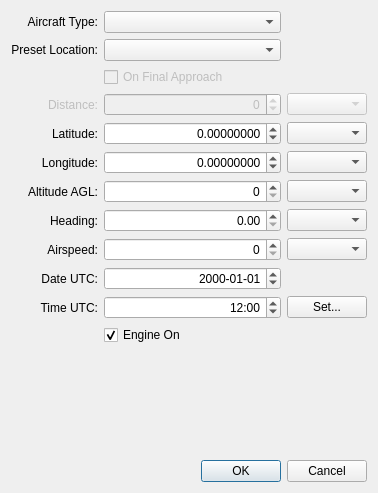
Before: the Qt Designer form src/gui/DialogInit.ui in marek-cel/mscsim-cc0, drawn with Qt 5.
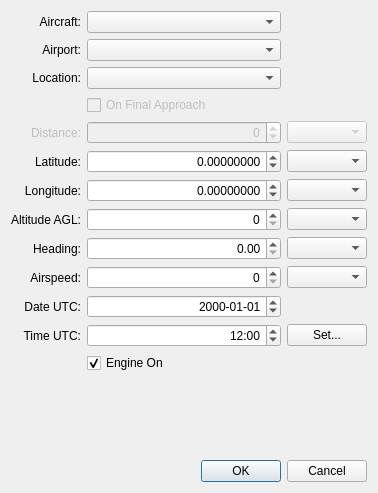
After: the same form once the commit is applied. Custom widgets are drawn as their Qt base class.

Commit message: autopilot, locations

Diff of the .ui file:
```diff
--- a/src/gui/DialogInit.ui
+++ b/src/gui/DialogInit.ui
@@ -20,7 +20,7 @@
    <bool>false</bool>
   </property>
   <layout class="QGridLayout" name="gridLayout">
-   <item row="11" column="1" colspan="2">
+   <item row="12" column="1" colspan="2">
     <widget class="QCheckBox" name="checkBoxEngineOn">
      <property name="text">
       <string>Engine On</string>
@@ -33,7 +33,7 @@
    <item row="0" column="0">
     <widget class="QLabel" name="labelAircraftType">
      <property name="text">
-      <string>Aircraft Type:</string>
+      <string>Aircraft:</string>
      </property>
      <property name="alignment">
       <set>Qt::AlignRight|Qt::AlignTrailing|Qt::AlignVCenter</set>
@@ -47,20 +47,20 @@
     <widget class="QComboBox" name="comboAircrafts"/>
    </item>
    <item row="1" column="0">
-    <widget class="QLabel" name="label">
+    <widget class="QLabel" name="labelAirport">
      <property name="text">
-      <string>Preset Location:</string>
+      <string>Airport:</string>
      </property>
      <property name="alignment">
       <set>Qt::AlignRight|Qt::AlignTrailing|Qt::AlignVCenter</set>
      </property>
      <property name="buddy">
-      <cstring>comboLocations</cstring>
+      <cstring>comboAirports</cstring>
      </property>
     </widget>
    </item>
    <item row="1" column="1">
-    <widget class="QComboBox" name="comboLocations">
+    <widget class="QComboBox" name="comboAirports">
      <property name="sizePolicy">
       <sizepolicy hsizetype="Preferred" vsizetype="Fixed">
        <horstretch>5</horstretch>
@@ -69,7 +69,7 @@
      </property>
     </widget>
    </item>
-   <item row="4" column="0">
+   <item row="5" column="0">
     <widget class="QLabel" name="labelInitLat">
      <property name="text">
       <string>Latitude:</string>
@@ -82,7 +82,7 @@
      </property>
     </widget>
    </item>
-   <item row="4" column="1">
+   <item row="5" column="1">
     <widget class="QDoubleSpinBox" name="spinInitLat">
      <property name="alignment">
       <set>Qt::AlignRight|Qt::AlignTrailing|Qt::AlignVCenter</set>
@@ -104,10 +104,10 @@
      </property>
     </widget>
    </item>
-   <item row="4" column="2">
+   <item row="5" column="2">
     <widget class="ComboUnitsAngle" name="comboInitLat"/>
    </item>
-   <item row="5" column="0">
+   <item row="6" column="0">
     <widget class="QLabel" name="labelInitLon">
      <property name="text">
       <string>Longitude:</string>
@@ -120,7 +120,7 @@
      </property>
     </widget>
    </item>
-   <item row="5" column="1">
+   <item row="6" column="1">
     <widget class="QDoubleSpinBox" name="spinInitLon">
      <property name="alignment">
       <set>Qt::AlignRight|Qt::AlignTrailing|Qt::AlignVCenter</set>
@@ -142,10 +142,10 @@
      </property>
     </widget>
    </item>
-   <item row="5" column="2">
+   <item row="6" column="2">
     <widget class="ComboUnitsAngle" name="comboInitLon"/>
    </item>
-   <item row="6" column="0">
+   <item row="7" column="0">
     <widget class="QLabel" name="labelInitAlt">
      <property name="text">
       <string>Altitude AGL:</string>
@@ -158,7 +158,7 @@
      </property>
     </widget>
    </item>
-   <item row="6" column="1">
+   <item row="7" column="1">
     <widget class="QDoubleSpinBox" name="spinInitAlt">
      <property name="alignment">
       <set>Qt::AlignRight|Qt::AlignTrailing|Qt::AlignVCenter</set>
@@ -180,10 +180,10 @@
      </property>
     </widget>
    </item>
-   <item row="6" column="2">
+   <item row="7" column="2">
     <widget class="ComboUnitsLength" name="comboInitAlt"/>
    </item>
-   <item row="7" column="0">
+   <item row="8" column="0">
     <widget class="QLabel" name="labelInitPsi">
      <property name="text">
       <string>Heading:</string>
@@ -196,7 +196,7 @@
      </property>
     </widget>
    </item>
-   <item row="7" column="1">
+   <item row="8" column="1">
     <widget class="QDoubleSpinBox" name="spinInitPsi">
      <property name="alignment">
       <set>Qt::AlignRight|Qt::AlignTrailing|Qt::AlignVCenter</set>
@@ -215,10 +215,10 @@
      </property>
     </widget>
    </item>
-   <item row="7" column="2">
+   <item row="8" column="2">
     <widget class="ComboUnitsAngle" name="comboInitPsi"/>
    </item>
-   <item row="8" column="0">
+   <item row="9" column="0">
     <widget class="QLabel" name="labelInitIAS">
      <property name="text">
       <string>Airspeed:</string>
@@ -231,7 +231,7 @@
      </property>
     </widget>
    </item>
-   <item row="8" column="1">
+   <item row="9" column="1">
     <widget class="QDoubleSpinBox" name="spinInitIAS">
      <property name="alignment">
       <set>Qt::AlignRight|Qt::AlignTrailing|Qt::AlignVCenter</set>
@@ -253,10 +253,10 @@
      </property>
     </widget>
    </item>
-   <item row="8" column="2">
+   <item row="9" column="2">
     <widget class="ComboUnitsVelocity" name="comboInitIAS"/>
    </item>
-   <item row="9" column="0">
+   <item row="10" column="0">
     <widget class="QLabel" name="labelInitDate">
      <property name="text">
       <string>Date UTC:</string>
@@ -269,7 +269,7 @@
      </property>
     </widget>
    </item>
-   <item row="9" column="1">
+   <item row="10" column="1">
     <widget class="QDateEdit" name="dateInit">
      <property name="alignment">
       <set>Qt::AlignRight|Qt::AlignTrailing|Qt::AlignVCenter</set>
@@ -286,7 +286,7 @@
      </property>
     </widget>
    </item>
-   <item row="10" column="0">
+   <item row="11" column="0">
     <widget class="QLabel" name="labelInitTime">
      <property name="text">
       <string>Time UTC:</string>
@@ -299,7 +299,7 @@
      </property>
     </widget>
    </item>
-   <item row="10" column="1">
+   <item row="11" column="1">
     <widget class="QTimeEdit" name="timeInit">
      <property name="alignment">
       <set>Qt::AlignRight|Qt::AlignTrailing|Qt::AlignVCenter</set>
@@ -316,7 +316,7 @@
      </property>
     </widget>
    </item>
-   <item row="12" column="0" colspan="3">
+   <item row="13" column="0" colspan="3">
     <spacer name="verticalSpacer">
      <property name="orientation">
       <enum>Qt::Vertical</enum>
@@ -329,7 +329,7 @@
      </property>
     </spacer>
    </item>
-   <item row="13" column="0" colspan="3">
+   <item row="14" column="0" colspan="3">
     <widget class="QDialogButtonBox" name="buttonBox">
      <property name="orientation">
       <enum>Qt::Horizontal</enum>
@@ -339,14 +339,14 @@
      </property>
     </widget>
    </item>
-   <item row="10" column="2">
+   <item row="11" column="2">
     <widget class="QPushButton" name="pushButtonTime">
      <property name="text">
       <string>Set...</string>
      </property>
     </widget>
    </item>
-   <item row="2" column="1" colspan="2">
+   <item row="3" column="1" colspan="2">
     <widget class="QCheckBox" name="checkBoxOnFinal">
      <property name="enabled">
       <bool>false</bool>
@@ -356,7 +356,7 @@
      </property>
     </widget>
    </item>
-   <item row="3" column="1">
+   <item row="4" column="1">
     <widget class="QDoubleSpinBox" name="spinDistance">
      <property name="enabled">
       <bool>false</bool>
@@ -375,14 +375,14 @@
      </property>
     </widget>
    </item>
-   <item row="3" column="2">
+   <item row="4" column="2">
     <widget class="ComboUnitsLength" name="comboDistance">
      <property name="enabled">
       <bool>false</bool>
      </property>
     </widget>
    </item>
-   <item row="3" column="0">
+   <item row="4" column="0">
     <widget class="QLabel" name="labelDistance">
      <property name="enabled">
       <bool>false</bool>
@@ -393,8 +393,27 @@
      <property name="alignment">
       <set>Qt::AlignRight|Qt::AlignTrailing|Qt::AlignVCenter</set>
      </property>
+     <property name="buddy">
+      <cstring>spinDistance</cstring>
+     </property>
     </widget>
    </item>
+   <item row="2" column="0">
+    <widget class="QLabel" name="label">
+     <property name="text">
+      <string>Location:</string>
+     </property>
+     <property name="alignment">
+      <set>Qt::AlignRight|Qt::AlignTrailing|Qt::AlignVCenter</set>
+     </property>
+     <property name="buddy">
+      <cstring>comboLocations</cstring>
+     </property>
+    </widget>
+   </item>
+   <item row="2" column="1">
+    <widget class="QComboBox" name="comboLocations"/>
+   </item>
   </layout>
  </widget>
  <customwidgets>
```
Left out of the diff: 6 changed lines with no effect on the pictures. The commit also changes 51 other files.
